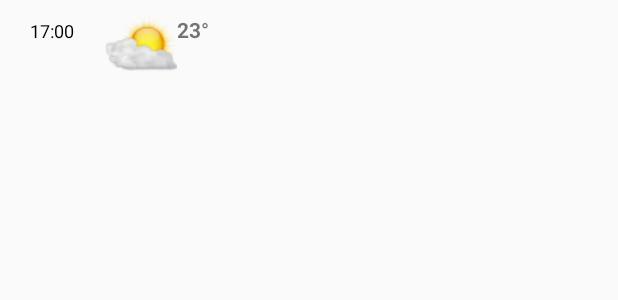
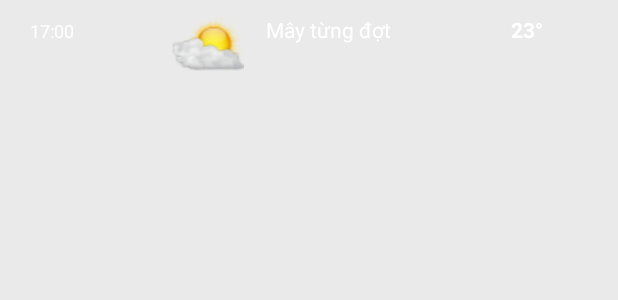
Before and after one commit to sunado/Weather_DTUI_group7, an Android app: the layout item_hourly.xml on its own in the app's theme, with its tools: preview values and no code run, on a phone screen of 412 x 824 dp. Shown: the top 300 px of the screen. Run offline under Robolectric (Android 15) with nearby library versions, the phone set to English and light mode, and no system bars.

Commit message:
add-hourly

```diff
--- a/app/src/main/res/layout/activity_main.xml
+++ b/app/src/main/res/layout/activity_main.xml
@@ -25,7 +25,7 @@
             xmlns:android="http://schemas.android.com/apk/res/android"
             android:layout_width="match_parent"
             android:layout_height="wrap_content"
-            android:background="#10000000"
+
             android:id="@+id/toolbar"
             android:theme="@style/ThemeOverlay.AppCompat.Dark.ActionBar"
             app:title="Hà Nội" />
--- a/app/src/main/res/layout/item_hourly.xml
+++ b/app/src/main/res/layout/item_hourly.xml
@@ -6,25 +6,42 @@
     android:paddingLeft="20dp"
     android:paddingRight="20dp"
     android:paddingTop="10dp"
+    android:background="#10000000"
     >
     <TextView
         android:layout_width="50dp"
         android:layout_height="wrap_content"
         android:text="17:00"
-        android:textColor="#000000"
+        android:textColor="@color/white"
         android:textSize="12dp"
+        android:layout_weight="1"
         android:id="@+id/hour"
+
         />
     <ImageView
         android:layout_width="wrap_content"
         android:layout_height="wrap_content"
         android:id="@+id/image"
+        android:layout_weight="1"
         android:src="@drawable/status1"
         />
     <TextView
         android:layout_width="wrap_content"
         android:layout_height="wrap_content"
+        android:layout_weight="1"
+        android:text="Mây từng đợt"
+        android:id="@+id/status_hourly"
+        android:textColor="@color/white"
+        />
+    <TextView
+        android:layout_width="wrap_content"
+        android:layout_height="wrap_content"
         android:text="23°"
+        android:id="@+id/degree_hourly"
+        android:paddingLeft="50dp"
         android:textStyle="bold"
+        android:layout_weight="1"
+        android:textColor="@color/white"
+
         />
 </LinearLayout>
--- a/gradle.properties
+++ b/gradle.properties
@@ -9,7 +9,7 @@
 
 # Specifies the JVM arguments used for the daemon process.
 # The setting is particularly useful for tweaking memory settings.
-org.gradle.jvmargs=-Xmx1536m
+org.gradle.jvmargs=-XX:MaxPermSize=1024m
 
 # When configured, Gradle will run in incubating parallel mode.
 # This option should only be used with decoupled projects. More details, visit
```
Also changed, not shown: app/src/main/java/com/example/admin/weather_dtui_group7/HourlyFragment.java (+16 -0 lines), app/src/main/java/com/example/admin/weather_dtui_group7/ItemHourlyAdapter.java (added, +72 -0 lines).
